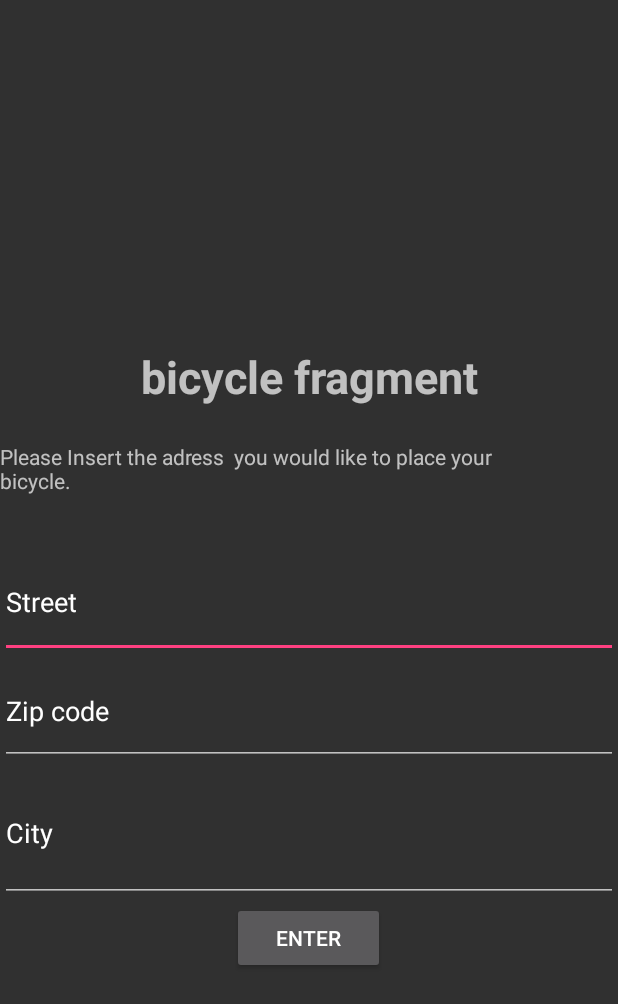
After one commit to kyrills/ProjectApplication, an Android app: the fragment BicycleFragment shown on its own in the app's theme, on a phone screen of 412 x 824 dp. The commit adds this screen. Shown: the top 1004 px of the screen. Run offline under Robolectric (Android 15) with nearby library versions, the phone set to English and light mode, and no system bars.

Commit message:
bicycle fragment

```diff
--- /dev/null
+++ b/app/src/main/java/com/gerbendenboer/toptabtest/BicycleFragment.java
@@ -0,0 +1,20 @@
+package com.gerbendenboer.toptabtest;
+import android.os.Bundle;
+import android.support.v4.app.Fragment;
+import android.view.LayoutInflater;
+import android.view.View;
+import android.view.ViewGroup;
+
+
+/**
+ * Created by eigenaar on 23-6-2016.
+ */
+public class BicycleFragment extends Fragment {
+    public  BicycleFragment(){
+
+    }
+    @Override
+    public View onCreateView(LayoutInflater inflater, ViewGroup container, Bundle savedInstanceState) {
+        return inflater.inflate(R.layout.fragment_bycicle, container, false);
+    }
+}
--- a/app/src/main/java/com/gerbendenboer/toptabtest/MainActivity.java
+++ b/app/src/main/java/com/gerbendenboer/toptabtest/MainActivity.java
@@ -25,6 +25,9 @@ public class MainActivity extends AppCompatActivity implements HomeFragment.OnFr
         viewPagerAdapter.addFragments(new HomeFragment(), "Home");
         viewPagerAdapter.addFragments(new GrafiekFragment(), "Grafiek");
         viewPagerAdapter.addFragments(new DiagramFragment(), "Diagram");
+        viewPagerAdapter.addFragments(new BicycleFragment(), "fiets");
+
+
         viewPager.setAdapter(viewPagerAdapter);
         tabLayout.setupWithViewPager(viewPager);
 
--- /dev/null
+++ b/app/src/main/res/layout/fragment_bycicle.xml
@@ -0,0 +1,74 @@
+<?xml version="1.0" encoding="utf-8"?>
+<LinearLayout xmlns:android="http://schemas.android.com/apk/res/android"
+    android:orientation="vertical" android:layout_width="match_parent"
+    android:layout_height="match_parent"
+    android:weightSum="1">
+
+    <FrameLayout
+        android:layout_width="match_parent"
+        android:layout_height="wrap_content"
+        android:layout_gravity="center_horizontal"
+        android:layout_weight="0.36"></FrameLayout>
+
+    <TextView
+        android:layout_width="match_parent"
+        android:layout_height="wrap_content"
+        android:text="bicycle fragment"
+        android:gravity="center"
+        android:textSize="30sp"
+        android:textStyle="bold"
+        android:layout_weight="0.08" />
+
+    <FrameLayout
+        android:layout_width="match_parent"
+        android:layout_height="wrap_content"
+        android:layout_gravity="center_horizontal"
+        android:layout_weight="0.06">
+
+        <TextView
+            android:layout_width="370dp"
+            android:layout_height="match_parent"
+            android:text="Please Insert the adress  you would like to place your bicycle."
+            android:id="@+id/textView"
+            android:layout_weight="0.05" />
+    </FrameLayout>
+
+    <LinearLayout
+        android:orientation="horizontal"
+        android:layout_width="match_parent"
+        android:layout_height="wrap_content"
+        android:layout_gravity="center_horizontal"
+        android:layout_weight="0.05">
+
+        <EditText
+            android:layout_width="wrap_content"
+            android:layout_height="match_parent"
+            android:id="@+id/street1"
+            android:layout_weight="1"
+            android:text="Street"
+            android:inputType="text"/>
+    </LinearLayout>
+
+    <EditText
+        android:layout_width="match_parent"
+        android:layout_height="31dp"
+        android:id="@+id/zipcode1"
+        android:text="Zip code"
+        android:layout_weight="0.07" />
+
+    <EditText
+        android:layout_width="match_parent"
+        android:layout_height="wrap_content"
+        android:id="@+id/city1"
+        android:layout_gravity="center_horizontal"
+        android:layout_weight="0.08"
+        android:text="City" />
+
+    <Button
+        android:layout_width="102dp"
+        android:layout_height="wrap_content"
+        android:text="Enter"
+        android:id="@+id/enter1"
+        android:layout_gravity="center_horizontal" />
+
+</LinearLayout>
--- a/app/src/main/res/layout/fragment_home.xml
+++ b/app/src/main/res/layout/fragment_home.xml
@@ -7,7 +7,7 @@
     <!-- TODO: Update blank fragment layout -->
     <TextView
         android:layout_width="match_parent"
-        android:layout_height="match_parent"
+        android:layout_height="wrap_content"
         android:text="Home fragment"
         android:gravity="center"
         android:textSize="30dp"
```
